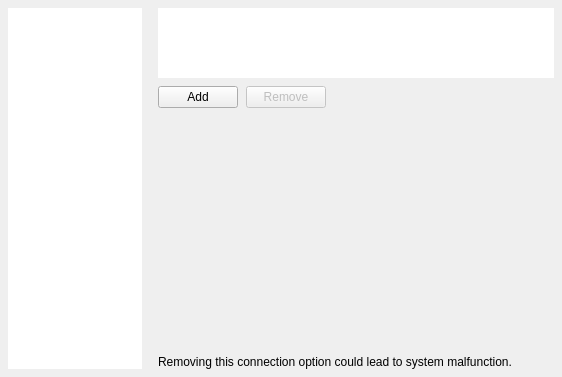
Qt form client/libclient/src/ui/widgets/system_settings/routing_management_widget.ui (networkoptix/nx_open) before a commit.
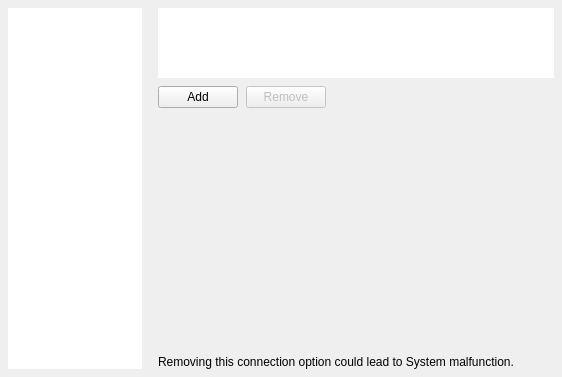
The same form after that commit. Custom widgets are drawn as their Qt base class.

Commit message:
Translations strings fix: system -> System
<==== Mercurial data ====>
Branch: dev_3.0.0_gui

```diff
--- a/client/libclient/src/ui/widgets/system_settings/routing_management_widget.ui
+++ b/client/libclient/src/ui/widgets/system_settings/routing_management_widget.ui
@@ -208,7 +208,7 @@
        <item>
         <widget class="QLabel" name="warningLabel">
          <property name="text">
-          <string>Removing this connection option could lead to system malfunction.</string>
+          <string>Removing this connection option could lead to System malfunction.</string>
          </property>
          <property name="textFormat">
           <enum>Qt::RichText</enum>
```
The commit also changes 25 other files.
